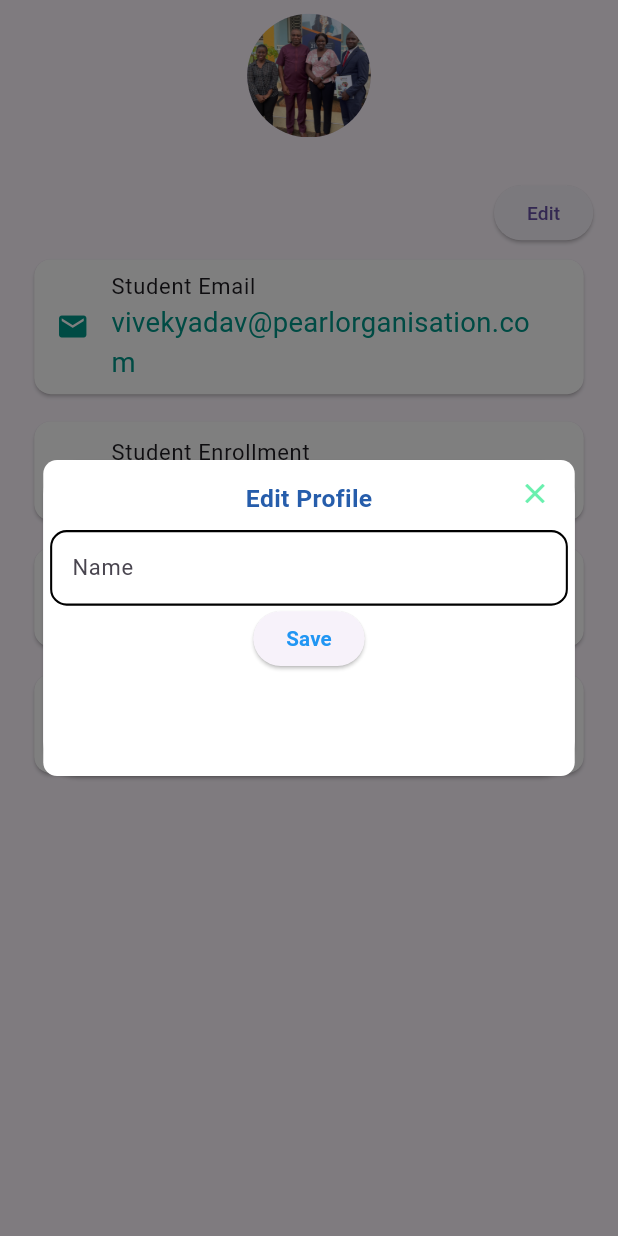
After one commit to PearlOrganisationApplications/Ristal_Institute, a Flutter app: the ProfileScreen screen opened directly, after a tap on "Edit", on a phone screen of 412 x 824 dp. The commit adds this screen. Run offline on Flutter 3.47's test engine with Material 2 defaults, Android fonts, the phone set to English and light mode, and no system bars; our stand-ins replace carousel_slider, responsive_framework, shared_preferences, youtube_player_flutter; missing offline and left inert: cache_manager; accounts and stored records are empty; Roboto replaces fonts that are missing (Source Sans Pro).

Commit message:
Screens Play Course

```diff
--- a/lib/Src/Screens/Home Sceen/Widgets/home.page.widget.dart
+++ b/lib/Src/Screens/Home Sceen/Widgets/home.page.widget.dart
@@ -3,7 +3,8 @@ import 'package:ristal_institute/utils/Constant/constant.dart';
 
 Widget firstlist(String imgVal, String text) {
   return Container(
-    width: 80.0,
+
+    width: double.infinity,
     child: Column(
       children: <Widget>[
         Padding(
--- /dev/null
+++ b/lib/Src/Screens/Profile/Widget/edit.profile.dart
@@ -0,0 +1,135 @@
+import 'package:flutter/material.dart';
+
+import 'package:ristal_institute/Src/Screens/Profile/profile.screen.dart';
+import 'package:shared_preferences/shared_preferences.dart';
+import '../../../../utils/Constant/constant.dart';
+
+class ProfileEdit {
+  static Future profileUpPopup(BuildContext context) {
+    SharedPreferences prefs;
+    TextEditingController nameChangeController = TextEditingController();
+
+    save() async {
+      prefs = await SharedPreferences.getInstance();
+      prefs.setString("username", nameChangeController.text.toString());
+    }
+
+    return showGeneralDialog(
+      barrierDismissible: false,
+      barrierColor: Colors.black.withOpacity(0.5),
+      transitionDuration: const Duration(milliseconds: 700),
+      context: context,
+      pageBuilder: (context, anim1, anim2) {
+        return Align(
+          alignment: Alignment.center,
+          child: Card(
+            shape:
+                RoundedRectangleBorder(borderRadius: BorderRadius.circular(25)),
+            child: Stack(
+              children: [
+                Container(
+                  //alignment: Alignment.center,
+                  width: MediaQuery.of(context).size.width * 0.86,
+                  decoration: BoxDecoration(
+                    color: Colors.white,
+                    borderRadius: BorderRadius.circular(10),
+                  ),
+                  height: 230,
+                  child: Column(
+                    children: [
+                      Padding(
+                        padding: const EdgeInsets.only(
+                          top: 15.0,
+                          left: 5.0,
+                          right: 5.0,
+                        ),
+                        child: Column(
+                          children: [
+                            const Text(
+                              'Edit Profile',
+                              style: TextStyle(
+                                color: AppColors.kSecondaryColor,
+                                fontSize: 18.0,
+                                fontWeight: FontWeight.w600,
+                              ),
+                            ),
+                            const SizedBox(
+                              height: 10.0,
+                            ),
+                            TextFormField(
+                              controller: nameChangeController,
+                              keyboardType: TextInputType.text,
+                              decoration: const InputDecoration(
+                                label: Text("Name"),
+                                enabledBorder: OutlineInputBorder(
+                                  borderRadius: BorderRadius.all(
+                                    Radius.circular(12),
+                                  ),
+                                  borderSide: BorderSide(
+                                    width: 1.5,
+                                  ),
+                                ),
+                                focusedBorder: OutlineInputBorder(
+                                  borderRadius: BorderRadius.all(
+                                    Radius.circular(8),
+                                  ),
+                                ),
+                              ),
+                              style: const TextStyle(
+                                color: AppColors.kSecondaryColor,
+                                fontSize: 15.0,
+                              ),
+                            ),
+                            const SizedBox(width: 5.0),
+                            ElevatedButton(
+                              onPressed: () {
+                                save();
+                              },
+                              child: const Text(
+                                'Save',
+                                style: TextStyle(
+                                  color: Colors.blue,
+                                  fontSize: 15.0,
+                                  // fontFamily: GoogleFonts.lato().fontFamily,
+                                  fontWeight: FontWeight.w600,
+                                ),
+                              ),
+                            ),
+                          ],
+                        ),
+                      ),
+                    ],
+                  ),
+                ),
+                Positioned(
+                  right: 5.0,
+                  child: IconButton(
+                    onPressed: () {
+                      Navigator.pop(
+                        context,
+                        MaterialPageRoute(
+                          builder: (context) => const ProfileScreen(),
+                        ),
+                      );
+                    },
+                    icon: const Icon(
+                      Icons.close,
+                      color: AppColors.kPrimaryColor,
+                    ),
+                  ),
+                ),
+              ],
+            ),
+          ),
+        );
+      },
+      transitionBuilder: (context, anim1, anim2, child) {
+        return SlideTransition(
+          position: Tween(begin: const Offset(0, 1), end: const Offset(0, 0))
+              .animate(anim1),
+          child: child,
+        );
+      },
+    );
+  }
+}
--- /dev/null
+++ b/lib/Src/Screens/Profile/Widget/profile.screen.widget.dart
@@ -0,0 +1,26 @@
+import 'package:flutter/material.dart';
+
+Widget profileCard(VoidCallback onPressed, IconData icon, String text,String title) {
+  return GestureDetector(
+    onTap: onPressed,
+    child: Card(
+      color: Colors.white,
+      margin: const EdgeInsets.symmetric(vertical: 10.0, horizontal: 25.0),
+      child: ListTile(
+        leading: Icon(
+          icon,
+          color: Colors.teal,
+        ),
+        title: Text(title),
+        subtitle: Text(
+          text,
+          style: const TextStyle(
+            color: Colors.teal,
+            fontSize: 20.0,
+            fontFamily: 'Source Sans Pro',
+          ),
+        ),
+      ),
+    ),
+  );
+}
--- /dev/null
+++ b/lib/Src/Screens/Profile/profile.screen.dart
@@ -0,0 +1,72 @@
+import 'package:flutter/material.dart';
+import 'package:ristal_institute/Src/Screens/Home%20Sceen/Widgets/home.page.widget.dart';
+import 'package:ristal_institute/Src/Screens/Profile/Widget/edit.profile.dart';
+import 'package:ristal_institute/Src/Screens/Profile/Widget/profile.screen.widget.dart';
+import 'package:shared_preferences/shared_preferences.dart';
+
+class ProfileScreen extends StatefulWidget {
+  const ProfileScreen({Key? key}) : super(key: key);
+
+  @override
+  State<ProfileScreen> createState() => _ProfileScreenState();
+}
+
+class _ProfileScreenState extends State<ProfileScreen> {
+  String? userName;
+
+  Future getName() async {
+    SharedPreferences preferences = await SharedPreferences.getInstance();
+    userName = preferences.getString("username");
+    setState(() {
+      userName = userName;
+    });
+  }
+
+  @override
+  void initState() {
+    getName();
+    super.initState();
+  }
+
+  @override
+  Widget build(BuildContext context) {
+    return Scaffold(
+      body: SafeArea(
+        child: LayoutBuilder(
+          builder: (BuildContext context, BoxConstraints constraints) {
+            return Column(
+              children: <Widget>[
+                Padding(
+                  padding: const EdgeInsets.all(8.0),
+                  child:
+                      firstlist("assets/images/pic1.jpg", userName.toString()),
+                ),
+                Padding(
+                  padding: const EdgeInsets.only(right: 18.0),
+                  child: Row(
+                    mainAxisAlignment: MainAxisAlignment.end,
+                    children: [
+                      ElevatedButton(
+                          onPressed: () {
+                            ProfileEdit.profileUpPopup(context);
+                          },
+                          child: const Text("Edit")),
+                    ],
+                  ),
+                ),
+                profileCard(() {}, Icons.email,
+                    "vivekyadav@pearlorganisation.com", "Student Email"),
+                profileCard(() {}, Icons.numbers, "Enrollment Number",
+                    "Student Enrollment"),
+                profileCard(
+                    () {}, Icons.class_rounded, "BSc CS", "Student Course"),
+                profileCard(
+                    () {}, Icons.school_rounded, "Computer", "Course Branch"),
+              ],
+            );
+          },
+        ),
+      ),
+    );
+  }
+}
--- a/pubspec.yaml
+++ b/pubspec.yaml
@@ -42,6 +42,8 @@ dependencies:
   cache_manager: ^1.0.0+4
   carousel_slider: ^4.2.1
   url_launcher: ^6.1.9
+  shared_preferences: ^2.0.17
+  youtube_player_flutter: ^8.1.2
 
 dev_dependencies:
   flutter_test:
```
Also changed, not shown: lib/Src/Screens/Course/Widgets/course.widget.dart (added, +45 -0 lines), lib/Src/Screens/Course/about.course.dart (added, +29 -0 lines), lib/Src/Screens/Course/course.page.dart (added, +44 -0 lines), lib/Src/Screens/Home Sceen/home.page.dart (+18 -6 lines), pubspec.lock.
